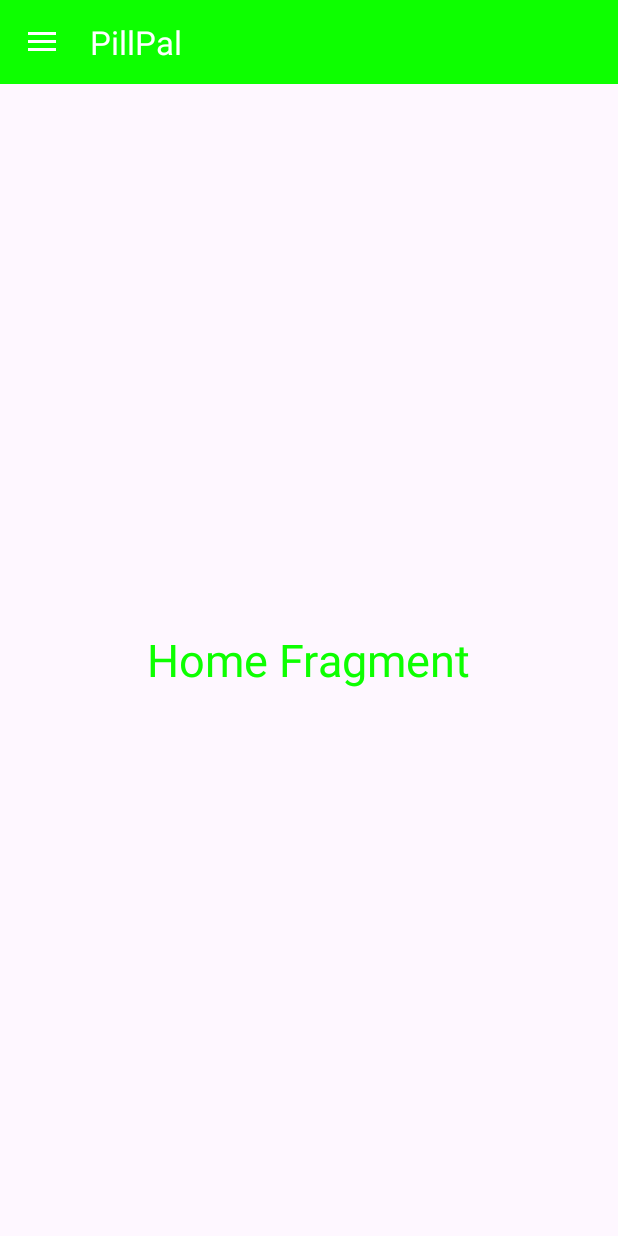
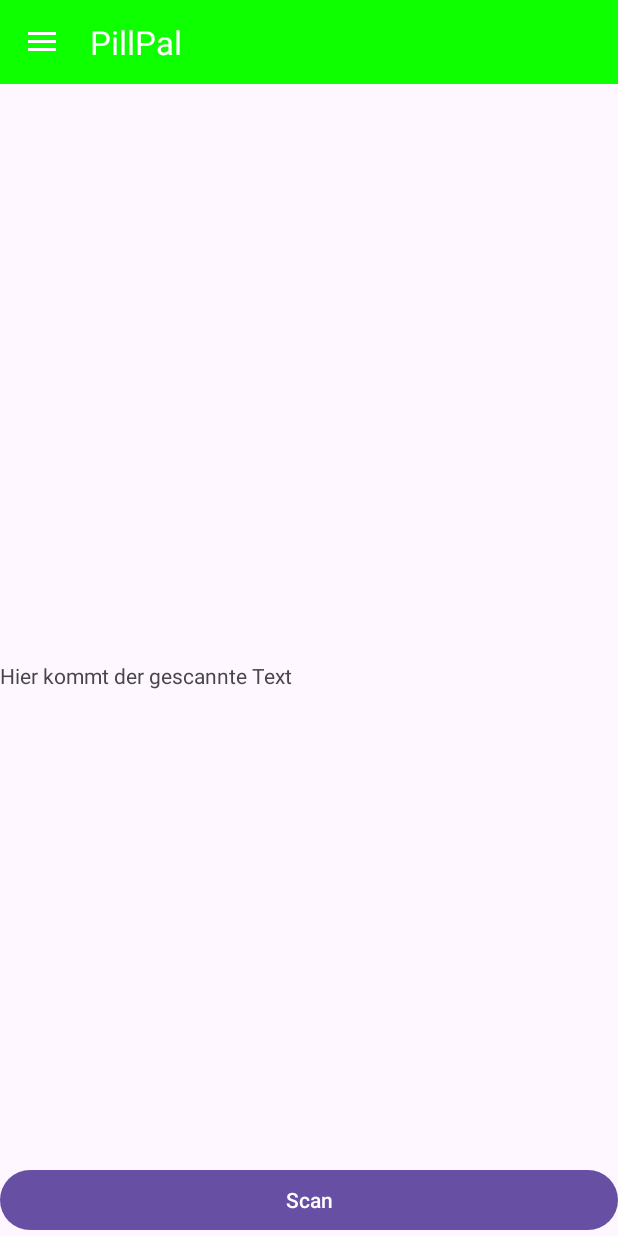
Before and after one commit to medinterop-renner/PillPall, an Android app: the Fragment_nav1 screen opened directly, with no data from a screen before it, on a phone screen of 412 x 824 dp. Run offline under Robolectric (Android 15) with nearby library versions, the phone set to English and light mode, and no system bars; libraries missing offline, so code that uses them is left out: com.google.mlkit.vision; pictures from the network do not load; 1 statement that could not run was skipped.

Commit message:
Scan fertig

```diff
--- a/app/build.gradle
+++ b/app/build.gradle
@@ -50,6 +50,9 @@ dependencies {
 
     // ChatGPT 4 text Anbindung
 
+    //MLK Toolkit
+    implementation 'com.google.mlkit:text-recognition:16.0.0'
+
 
 
 }
--- a/app/src/main/java/com/example/pillpal420/Fragment_nav1.java
+++ b/app/src/main/java/com/example/pillpal420/Fragment_nav1.java
@@ -1,22 +1,127 @@
 package com.example.pillpal420;
 
+import android.net.Uri;
 import android.os.Bundle;
 
+import androidx.activity.result.ActivityResultLauncher;
+import androidx.activity.result.contract.ActivityResultContracts;
+import androidx.core.content.FileProvider;
 import androidx.fragment.app.Fragment;
 
+import com.google.mlkit.vision.common.InputImage;
+import com.google.mlkit.vision.text.Text;
+import com.google.mlkit.vision.text.TextRecognition;
+import com.google.mlkit.vision.text.TextRecognizer;
+import com.google.mlkit.vision.text.latin.TextRecognizerOptions;
+
+import android.os.Environment;
+import android.util.Log;
 import android.view.LayoutInflater;
 import android.view.View;
 import android.view.ViewGroup;
+import android.widget.Button;
+import android.widget.ImageView;
+import android.widget.TextView;
+import android.widget.Toast;
 
+import java.io.File;
+import java.io.IOException;
+import java.text.SimpleDateFormat;
+import java.util.Date;
 
+//Scan Fragment Magic
 public class Fragment_nav1 extends Fragment {
 
+    private static final String TAG = "Fragment_nav1";
+    private Uri picUri;
+    private ImageView scanImgView;
+    private TextView scanTextView;
+    private ActivityResultLauncher<Uri> scanPicLauncher;
 
-    //home fragment
     @Override
     public View onCreateView(LayoutInflater inflater, ViewGroup container,
                              Bundle savedInstanceState) {
-        // Inflate the layout for this fragment
-        return inflater.inflate(R.layout.fragment_home, container, false);
+        View scanView =  inflater.inflate(R.layout.fragment_home, container, false);
+
+        Button scanBtn = scanView.findViewById(R.id.scanBtn);
+        scanImgView = scanView.findViewById(R.id.scanImgView);
+        scanTextView = scanView.findViewById(R.id.scanTextView);
+
+        scanPicLauncher = registerForActivityResult(new ActivityResultContracts.TakePicture(), result ->{
+
+            if(result){
+                processImg(picUri);
+            }else{
+                Toast.makeText(getActivity(), "Bild nicht gemacht", Toast.LENGTH_SHORT).show();
+            }
+
+        });
+
+        scanBtn.setOnClickListener(v -> openCam());
+
+
+        return scanView;
     }
+
+    private void openCam(){
+        File scanPicFile = null;
+        try{
+            scanPicFile = createImageFile();
+        }catch(IOException e){
+            Log.e(TAG, "File create error", e);
+        }
+        if(scanPicFile != null){
+            picUri = FileProvider.getUriForFile(getActivity(), "com.example.pillpal420.fileprovider", scanPicFile);
+            scanPicLauncher.launch(picUri);
+        }
+    }
+
+    private File createImageFile() throws IOException{
+        String timeStamp = new SimpleDateFormat("yyyyMMdd_HHmmss").format(new Date());
+        String scanFileName = "JPEG_" + timeStamp + "_";
+        File storageDir = getActivity().getExternalFilesDir(Environment.DIRECTORY_PICTURES);
+        return File.createTempFile(scanFileName, ".jgp",storageDir);
+    }
+
+    private void processImg(Uri uri){
+        try{
+            InputImage img = InputImage.fromFilePath(getContext(),uri);
+            TextRecognizer recognizer = TextRecognition.getClient(TextRecognizerOptions.DEFAULT_OPTIONS);
+
+            recognizer.process(img).addOnSuccessListener(visionText -> {
+                displayText(visionText);
+                //diese Methode brauchen wir
+                //getStringFromScan(visionText);
+                scanImgView.setImageURI(uri);
+
+            }).addOnFailureListener(e -> {
+                Log.e(TAG, "Text nicht erkannt", e);
+                Toast.makeText(getActivity(),"Text nicht erkannt", Toast.LENGTH_SHORT).show();
+            });
+
+        }catch(IOException e){
+            e.printStackTrace();
+        }
+    }
+    private void displayText(Text visionText){
+        StringBuilder resultText = new StringBuilder();
+        for(Text.TextBlock block : visionText.getTextBlocks()){
+            resultText.append(block.getText()).append("\n");
+        }
+        scanTextView.setText(resultText.toString());
+    }
+
+    //CONSTI DA IS DEIN STRING LES GOOOOOOOO
+    private void getStringFromScan(Text visionText){
+        StringBuilder text = new StringBuilder();
+        String finalString;
+
+        for (Text.TextBlock block : visionText.getTextBlocks()){
+            text.append(block.getText());
+        }
+        //!!!! EINZIGER STRING SONST NIX ANGREIFEN/VERWENDEN !!!!!
+        finalString = text.toString();
+    //-------------------------------------------------------------
+    }
+
 }
--- a/app/src/main/java/com/example/pillpal420/Fragment_nav2.java
+++ b/app/src/main/java/com/example/pillpal420/Fragment_nav2.java
@@ -45,7 +45,6 @@ public class Fragment_nav2 extends Fragment {
         if (arg != null){
              id = arg.getString("IDkey");
         }
-
 
 
        // List<FullPrescriptionDataModel> fullPrescriptionDataModels = new ArrayList<>();
--- a/app/src/main/java/com/example/pillpal420/MainActivity.java
+++ b/app/src/main/java/com/example/pillpal420/MainActivity.java
@@ -110,7 +110,6 @@ public class MainActivity extends AppCompatActivity implements NavigationView.On
         if(Build.VERSION.SDK_INT >= Build.VERSION_CODES.R){
             //Android 11 oder darüber
             return Environment.isExternalStorageManager();
-
         }else{
             //Unter Android 11
             int write = ContextCompat.checkSelfPermission(this, Manifest.permission.WRITE_EXTERNAL_STORAGE);
--- a/app/src/main/res/layout/fragment_home.xml
+++ b/app/src/main/res/layout/fragment_home.xml
@@ -6,14 +6,33 @@
     android:layout_height="match_parent"
     tools:context="com.example.pillpal420.Fragment_nav1">
 
-    <!-- TODO: Update blank fragment layout -->
-    <TextView
-        android:layout_width="wrap_content"
-        android:layout_height="wrap_content"
-        android:text="Home Fragment"
-        android:textSize="30sp"
-        android:layout_centerInParent="true"
-        android:textColor="@color/green"
+    <ImageView
+        android:id="@+id/scanImgView"
+        android:layout_width="match_parent"
+        android:layout_height="300dp"
+        android:layout_above="@id/scanBtn"
+        android:scaleType="centerCrop"
+        android:contentDescription="Taken picture"
         />
 
+    <Button
+        android:id="@+id/scanBtn"
+        android:layout_width="match_parent"
+        android:layout_height="wrap_content"
+        android:text="Scan"
+        android:layout_centerInParent="true"
+        android:textColor="@color/white"
+        android:layout_alignParentBottom="true"
+        />
+
+    <TextView
+        android:id="@+id/scanTextView"
+        android:layout_width="match_parent"
+        android:layout_height="wrap_content"
+        android:layout_above="@id/scanImgView"
+        android:layout_marginBottom="16dp"
+        android:text="Hier kommt der gescannte Text"
+        />
+
+
 </RelativeLayout>
```
